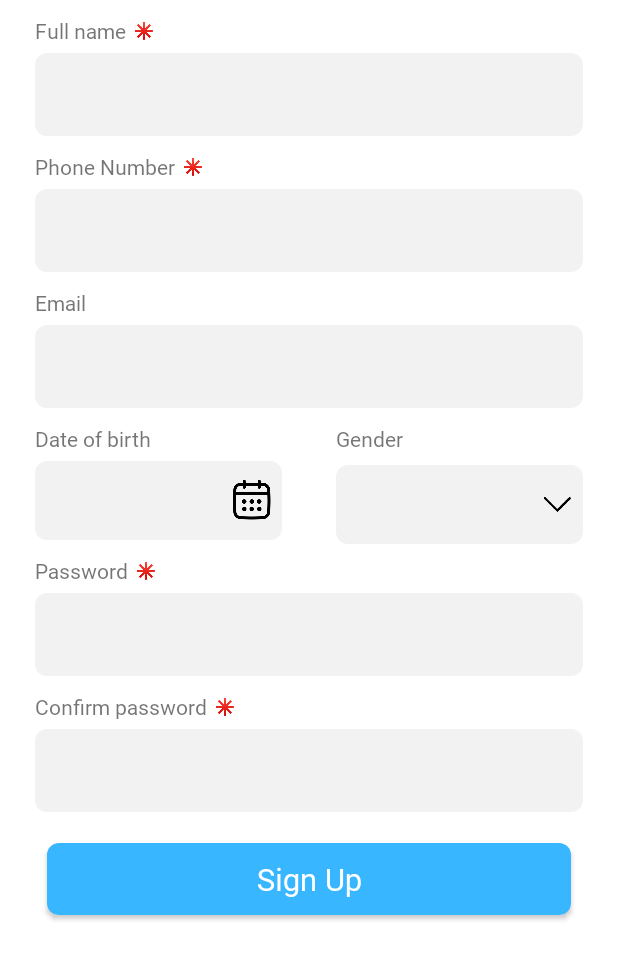
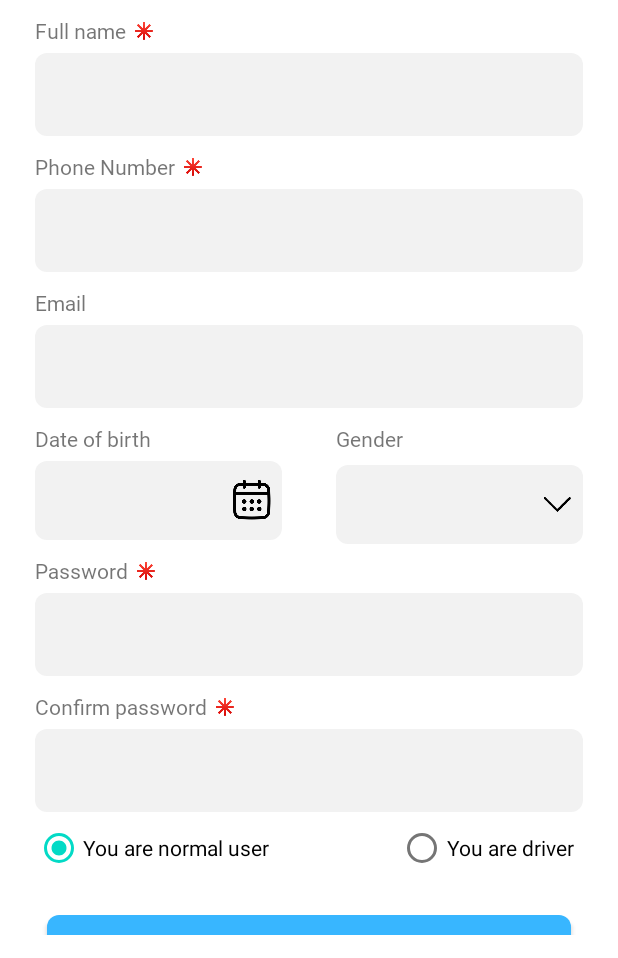
Before and after one commit to pvhung181/UcarApp, an Android app: the SignUpFragment screen opened through its navigation route, on a phone screen of 412 x 824 dp, the part 278-1236 px from its top. Run offline under Robolectric (Android 15) with nearby library versions, the phone set to English and light mode, and no system bars; our stand-ins replace Dagger/Hilt's generated code, Firebase (no records; nobody signed in at launch, a user with empty details on screens opened directly), data binding, sdp/ssp sizes; 1 statement that could not run was skipped.

```diff
--- a/app/src/main/java/com/pvhung/ucar/common/Constant.kt
+++ b/app/src/main/java/com/pvhung/ucar/common/Constant.kt
@@ -11,4 +11,7 @@ object Constant {
     const val USERS_REFERENCES = "Users"
     const val CUSTOMERS_REFERENCES = "Customers"
     const val RIDERS_REFERENCES = "Riders"
+    const val DRIVERS_AVAILABLE_REFERENCES = "DriverAvailable"
+
+
 }
--- a/app/src/main/java/com/pvhung/ucar/utils/DataProvider.kt
+++ b/app/src/main/java/com/pvhung/ucar/utils/DataProvider.kt
@@ -8,4 +8,10 @@ object DataProvider {
             SettingType.SIGN_OUT
         )
     }
+
+    fun getRoles(): List<SettingType> {
+        return listOf(
+                SettingType.SIGN_OUT
+        )
+    }
 }
--- a/app/src/main/res/layout/fragment_sign_up.xml
+++ b/app/src/main/res/layout/fragment_sign_up.xml
@@ -268,6 +268,39 @@
                 android:singleLine="true"
                 app:layout_constraintTop_toBottomOf="@id/tvConfirmPassword" />
 
+
+            <RadioGroup
+                android:id="@+id/rbGroup"
+                android:layout_width="0dp"
+                android:layout_height="wrap_content"
+                android:orientation="horizontal"
+                app:layout_constraintEnd_toEndOf="@id/etConfirmPassword"
+                app:layout_constraintStart_toStartOf="@id/etConfirmPassword"
+                app:layout_constraintTop_toBottomOf="@id/etConfirmPassword">
+
+                <RadioButton
+                    android:id="@+id/rbUser"
+                    android:layout_width="wrap_content"
+                    android:layout_height="wrap_content"
+                    android:checked="true"
+                    android:gravity="start|center_vertical"
+                    android:text="@string/you_are_normal_user" />
+
+                <View
+                    android:layout_width="wrap_content"
+                    android:layout_height="wrap_content"
+                    android:layout_weight="1" />
+
+                <RadioButton
+                    android:id="@+id/rbDriver"
+                    android:layout_width="wrap_content"
+                    android:layout_height="wrap_content"
+                    android:layout_marginEnd="6dp"
+                    android:gravity="end|center_vertical"
+                    android:text="@string/you_are_driver" />
+            </RadioGroup>
+
+
             <androidx.appcompat.widget.AppCompatButton
                 android:id="@+id/signUpButton"
                 android:layout_width="match_parent"
@@ -282,7 +315,7 @@
                 android:textAllCaps="false"
                 android:textColor="@color/white"
                 android:textSize="@dimen/_16sdp"
-                app:layout_constraintTop_toBottomOf="@id/etConfirmPassword" />
+                app:layout_constraintTop_toBottomOf="@id/rbGroup" />
 
 
             <androidx.appcompat.widget.AppCompatTextView
--- a/app/src/main/res/values/strings.xml
+++ b/app/src/main/res/values/strings.xml
@@ -39,4 +39,6 @@
     <string name="activities">Activities</string>
     <string name="male">Male</string>
     <string name="female">Female</string>
+    <string name="you_are_normal_user">You are normal user</string>
+    <string name="you_are_driver">You are driver</string>
 </resources>
```
Also changed, not shown: app/src/main/java/com/pvhung/ucar/data/model/User.kt (added, +27 -0 lines), app/src/main/java/com/pvhung/ucar/ui/driver/driver_map/MapFragment.kt (+19 -1 lines), app/src/main/java/com/pvhung/ucar/ui/main/signup/SignUpFragment.kt (+13 -11 lines), app/src/main/java/com/pvhung/ucar/utils/FirebaseDatabaseUtils.kt (added, +35 -0 lines), app/src/main/res/values/arrays.xml (added, +7 -0 lines).
